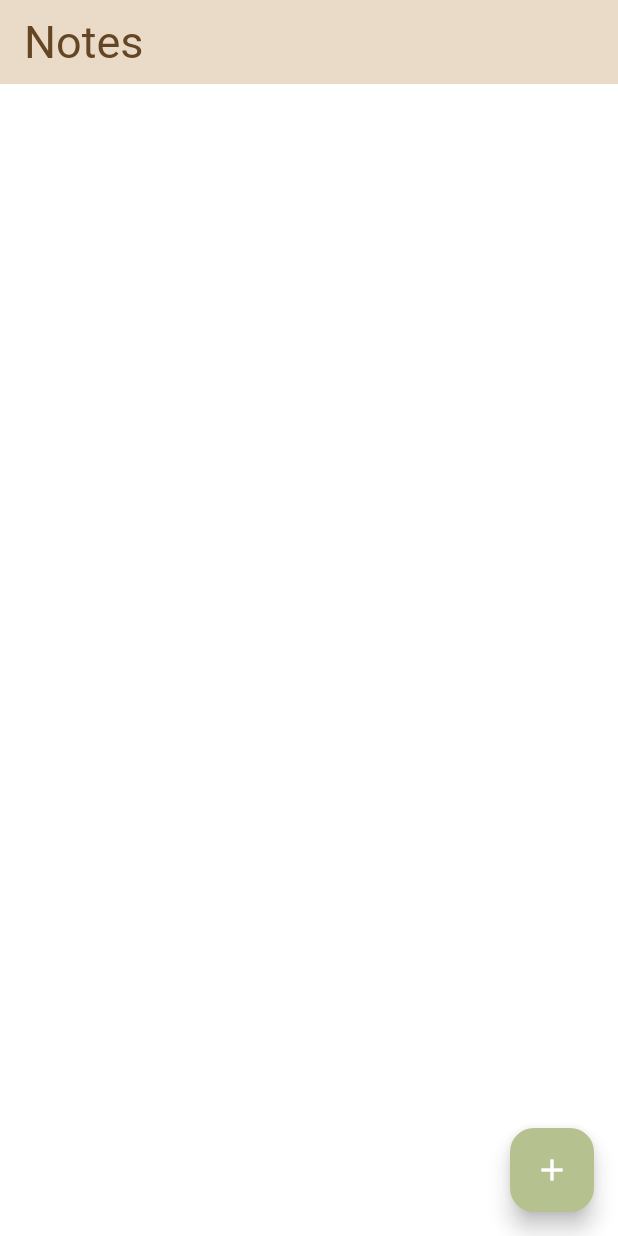
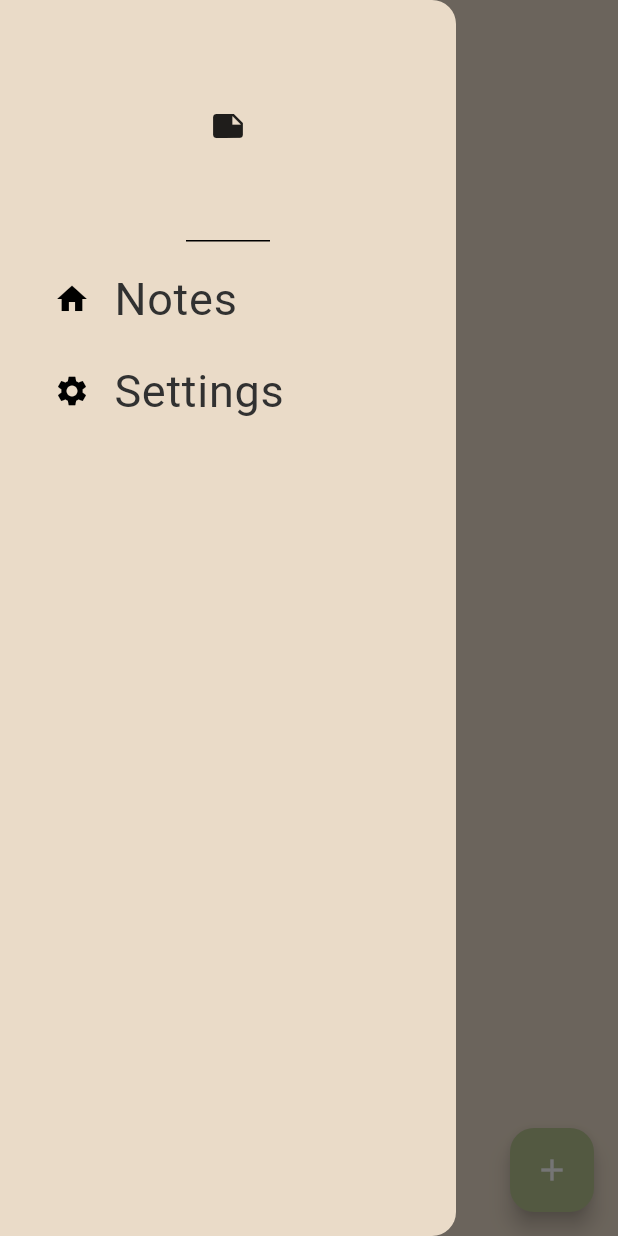
Before and after one commit to dHAVR/APad, a Flutter app: the screen it shows after launch, with the side drawer open (before the commit the screen has no drawer), on a phone screen of 412 x 824 dp. Run offline on Flutter 3.47's test engine with Material 3 defaults, Android fonts, the phone set to English and light mode, and no system bars; our stand-ins replace google_fonts, isar; accounts and stored records are empty; generated files the repository leaves out were written again.

Commit message:
Added new page and features
I have added new page and few other things.

```diff
--- /dev/null
+++ b/lib/component/drawer.dart
@@ -0,0 +1,36 @@
+import 'package:apad/pages/settings_page.dart';
+import 'package:flutter/material.dart';
+import 'package:apad/component/drawer_tile.dart';
+
+class MyDrawer extends StatelessWidget {
+  const MyDrawer({super.key});
+
+  @override
+  Widget build(BuildContext context) {
+    return Drawer(
+      backgroundColor: Theme.of(context).colorScheme.background,
+      child: Column(
+        children: [
+          DrawerHeader(child: Icon(Icons.note)),
+          DrawerTile(
+            title: "Notes",
+            leading: Icon(Icons.home),
+            onTap: () => Navigator.pop(context),
+          ),
+          DrawerTile(
+            title: "Settings",
+            leading: const Icon(Icons.settings),
+            onTap: () {
+              Navigator.pop(context);
+              Navigator.push(context, MaterialPageRoute(
+                  builder: (context) => SettingsPage(),
+              )
+              );
+
+            },
+          )
+        ],
+      ),
+    );
+  }
+}
--- /dev/null
+++ b/lib/component/drawer_tile.dart
@@ -0,0 +1,32 @@
+import 'package:google_fonts/google_fonts.dart';
+import 'package:flutter/material.dart';
+
+class DrawerTile extends StatelessWidget {
+  final String title;
+  final Widget leading;
+  final void Function()? onTap;
+
+  const DrawerTile({
+    super.key,
+    required this.title,
+    required this.leading,
+    required this.onTap,
+  });
+
+  @override
+  Widget build(BuildContext context) {
+    return Padding(
+      padding: const EdgeInsets.only(left: 20.0),
+      child: ListTile(
+        title: Text(
+          title,
+          style: GoogleFonts.dmSerifText(
+              fontSize: 30,
+              color: Theme.of(context).colorScheme.inversePrimary),
+        ),
+        leading: leading,
+        onTap: onTap,
+      ),
+    );
+  }
+}
--- a/lib/notes_page.dart
+++ /dev/null
@@ -1,120 +0,0 @@
-import 'package:apad/db/note_database.dart';
-import 'package:apad/models/note.dart';
-import 'package:flutter/material.dart';
-import 'package:provider/provider.dart';
-
-class NotesPage extends StatefulWidget {
-  const NotesPage({super.key});
-
-  @override
-  State<NotesPage> createState() => _NotesPageState();
-}
-
-class _NotesPageState extends State<NotesPage> {
-  final textController = TextEditingController();
-
-  @override
-  void initState() {
-    super.initState();
-
-    readNotes();
-  }
-
-// create a note
-  void createNote() {
-    showDialog(
-      context: context,
-      builder: (context) => AlertDialog(
-        content: TextField(
-          controller: textController,
-        ),
-        actions: [
-          MaterialButton(
-            onPressed: () {
-              context.read<NoteDatabase>().addNote(textController.text);
-
-              textController.clear();
-
-              Navigator.pop(context);
-            },
-            child: const Text("Add"),
-          )
-        ],
-      ),
-    );
-  }
-
-// read notes
-  void readNotes() {
-    context.read<NoteDatabase>().fetchNotes();
-  }
-
-//update a note
-  void updateNote(Note note) {
-    textController.text = note.text;
-    showDialog(
-      context: context,
-      builder: (context) => AlertDialog(
-        title: Text("Update Note"),
-        content: TextField(controller: textController),
-        actions: [
-          MaterialButton(onPressed: () {
-            context
-                .read<NoteDatabase>()
-                .updateNote(note.id, textController.text);
-            textController.clear();
-            Navigator.pop(context);
-          },
-            child: const Text("Update"),
-
-          )
-        ],
-      ),
-    );
-  }
-
-
-  // delete a note
-  void deleteNote(int id){
-    context.read<NoteDatabase>().deleteNote(id);
-  }
-
-  @override
-  Widget build(BuildContext context) {
-    final database = context.watch<NoteDatabase>();
-
-    List<Note> currentNotes = database.currentNotes;
-
-    return Scaffold(
-      appBar: AppBar(title: Text('Notes')),
-      floatingActionButton: FloatingActionButton(
-        onPressed: () {
-          createNote();
-        },
-        child: const Icon(Icons.add),
-      ),
-      body: ListView.builder(
-          itemCount: currentNotes.length,
-          itemBuilder: (context, index) {
-            final note = currentNotes[index];
-
-            return ListTile(
-              title: Text(note.text),
-              trailing: Row(
-                mainAxisSize: MainAxisSize.min,
-                children: [
-                  IconButton(
-                    onPressed: () => updateNote(note),
-                    icon: const Icon(Icons.edit),
-                  ),
-                  IconButton(
-                    onPressed: () => deleteNote(note.id),
-                    icon: const Icon(Icons.delete),
-                  )
-                ],
-              ),
-            );
-          }),
-    );
-  }
-}
--- /dev/null
+++ b/lib/pages/notes_page.dart
@@ -0,0 +1,150 @@
+import 'package:apad/db/note_database.dart';
+import 'package:apad/models/note.dart';
+import 'package:flutter/material.dart';
+import 'package:google_fonts/google_fonts.dart';
+import 'package:provider/provider.dart';
+
+import '../component/drawer.dart';
+
+class NotesPage extends StatefulWidget {
+  const NotesPage({super.key});
+
+  @override
+  State<NotesPage> createState() => _NotesPageState();
+}
+
+class _NotesPageState extends State<NotesPage> {
+  final textController = TextEditingController();
+
+  @override
+  void initState() {
+    super.initState();
+
+    readNotes();
+  }
+
+// create a note
+  void createNote() {
+    showDialog(
+      context: context,
+      builder: (context) => AlertDialog(
+        content: TextField(
+          controller: textController,
+        ),
+        actions: [
+          MaterialButton(
+            onPressed: () {
+              context.read<NoteDatabase>().addNote(textController.text);
+
+              textController.clear();
+
+              Navigator.pop(context);
+            },
+            child: const Text("Add"),
+          )
+        ],
+      ),
+    );
+  }
+
+// read notes
+  void readNotes() {
+    context.read<NoteDatabase>().fetchNotes();
+  }
+
+//update a note
+  void updateNote(Note note) {
+    textController.text = note.text;
+    showDialog(
+      context: context,
+      builder: (context) => AlertDialog(
+        title: Text("Update Note"),
+        content: TextField(controller: textController),
+        actions: [
+          MaterialButton(
+            onPressed: () {
+              context
+                  .read<NoteDatabase>()
+                  .updateNote(note.id, textController.text);
+              textController.clear();
+              Navigator.pop(context);
+            },
+            child: const Text("Update"),
+          )
+        ],
+      ),
+    );
+  }
+
+  // delete a note
+  void deleteNote(int id) {
+    context.read<NoteDatabase>().deleteNote(id);
+  }
+
+  @override
+  Widget build(BuildContext context) {
+    final database = context.watch<NoteDatabase>();
+
+    List<Note> currentNotes = database.currentNotes;
+
+    return Scaffold(
+      appBar: AppBar(
+        elevation: 0,
+        backgroundColor: Colors.transparent,
+        foregroundColor: Theme.of(context).colorScheme.inversePrimary,
+      ),
+      backgroundColor: Theme.of(context).colorScheme.background,
+      floatingActionButton: FloatingActionButton(
+        onPressed: () {
+          createNote();
+        },
+        child: const Icon(Icons.add),
+      ),
+      drawer: MyDrawer(),
+      body: Column(
+        crossAxisAlignment: CrossAxisAlignment.start,
+        children: [
+          Padding(
+            padding: const EdgeInsets.only(left: 25.0, bottom: 20.0),
+            child: Text(
+              'Notes',
+              style: GoogleFonts.dmSerifText(
+                  fontSize: 48,
+                  color: Theme.of(context).colorScheme.inversePrimary),
+            ),
+          ),
+          Expanded(
+            child: ListView.builder(
+              itemCount: currentNotes.length,
+              itemBuilder: (context, index) {
+                final note = currentNotes[index];
+
+                return Card(
+                  elevation: 4.0,
+                  margin: const EdgeInsets.symmetric(vertical: 2.0, horizontal: 8.0), // Задает отступы для карт
+                  child: ListTile(
+                    title: Text(note.text),
+                    trailing: Row(
+                      mainAxisSize: MainAxisSize.min,
+                      children: [
+                        IconButton(
+                          onPressed: () => updateNote(note),
+                          icon: const Icon(Icons.edit),
+                        ),
+                        IconButton(
+                          onPressed: () => deleteNote(note.id),
+                          icon: const Icon(Icons.delete),
+                        )
+                      ],
+                    ),
+                  ),
+                );
+              },
+            ),
+          ),
+
+        ],
+      ),
+    );
+  }
+}
--- a/lib/theme/theme.dart
+++ b/lib/theme/theme.dart
@@ -2,22 +2,13 @@ import 'package:flutter/material.dart';
 
 //light mode
 ThemeData lightMode = ThemeData(
-  brightness: Brightness.light,
-  colorScheme: ColorScheme.light(
-    background: Color(0xFFEADBC8),
-    primary: Color(0xFFB5C18E),
-    secondary: Color(0xFFF1F1F1),
-    inversePrimary: Color(0xFFC7B7A3),
-  ),
-  appBarTheme: AppBarTheme(
-    color: Color(0xFFEADBC8),
-    iconTheme: IconThemeData(color: Color(0xFFB5C18E)),
-    titleTextStyle: TextStyle(
-        color: Color(0xFF644624),
-        fontSize: 30,
-    ),
-  ),
-);
+    brightness: Brightness.light,
+    colorScheme: ColorScheme.light(
+      background: Color(0xFFEADBC8),
+      primary: Color(0xFFB5C18E),
+      secondary: Color(0xFFF1F1F1),
+      inversePrimary: Color(0xFF313131),
+    ));
 
 //dark mode
 ThemeData darkMode = ThemeData(
@@ -27,5 +18,4 @@ ThemeData darkMode = ThemeData(
       primary: Color(0xFFB0B0B0),
       secondary: Color(0xFF90A4AE),
       inversePrimary: Color(0xFF5A5A5A),
-    )
-);
+    ));
--- a/pubspec.yaml
+++ b/pubspec.yaml
@@ -39,6 +39,7 @@ dependencies:
   isar_flutter_libs: ^3.1.0+1
   path_provider: ^2.1.3
   provider: ^6.1.2
+  google_fonts: ^6.2.1
 
 dev_dependencies:
   flutter_test:
```
Also changed, not shown: lib/main.dart (+7 -11 lines), lib/pages/settings_page.dart (added, +10 -0 lines), lib/theme/theme_provider.dart (+5 -5 lines), pubspec.lock.
